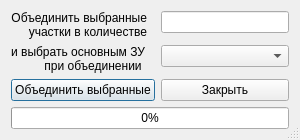
Above: ui/unionparcels.ui from Biryuchkov/openLand before the change. Below: the same form after it.
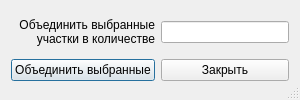
That is the form after the change. Icons and pictures are not drawn.

```diff
--- a/ui/unionparcels.ui
+++ b/ui/unionparcels.ui
@@ -7,7 +7,7 @@
     <x>0</x>
     <y>0</y>
     <width>300</width>
-    <height>137</height>
+    <height>100</height>
    </rect>
   </property>
   <property name="sizePolicy">
@@ -29,10 +29,7 @@
   <property name="modal">
    <bool>true</bool>
   </property>
-  <layout class="QFormLayout" name="formLayout">
-   <property name="fieldGrowthPolicy">
-    <enum>QFormLayout::AllNonFixedFieldsGrow</enum>
-   </property>
+  <layout class="QGridLayout" name="gridLayout">
    <item row="0" column="0">
     <widget class="QLabel" name="label">
      <property name="text">
@@ -48,23 +45,6 @@
     </widget>
    </item>
    <item row="1" column="0">
-    <widget class="QLabel" name="label_4">
-     <property name="text">
-      <string>&lt;html&gt;&lt;head/&gt;&lt;body&gt;&lt;p align=&quot;right&quot;&gt;и выбрать основным ЗУ&lt;br /&gt;при объединении &lt;/p&gt;&lt;/body&gt;&lt;/html&gt;</string>
-     </property>
-    </widget>
-   </item>
-   <item row="1" column="1">
-    <widget class="QComboBox" name="comboBoxZU">
-     <property name="sizePolicy">
-      <sizepolicy hsizetype="Expanding" vsizetype="Fixed">
-       <horstretch>0</horstretch>
-       <verstretch>0</verstretch>
-      </sizepolicy>
-     </property>
-    </widget>
-   </item>
-   <item row="2" column="0">
     <widget class="QPushButton" name="pushButtonOk">
      <property name="text">
       <string>Объединить выбранные</string>
@@ -75,7 +55,7 @@
      </property>
     </widget>
    </item>
-   <item row="2" column="1">
+   <item row="1" column="1">
     <widget class="QPushButton" name="pushButtonCancel">
      <property name="sizePolicy">
       <sizepolicy hsizetype="Expanding" vsizetype="Fixed">
@@ -92,13 +72,6 @@
      </property>
     </widget>
    </item>
-   <item row="3" column="0" colspan="2">
-    <widget class="QProgressBar" name="progressBar">
-     <property name="value">
-      <number>0</number>
-     </property>
-    </widget>
-   </item>
   </layout>
  </widget>
  <resources>
```
Left out of the diff: 8 changed lines with no effect on the pictures.
